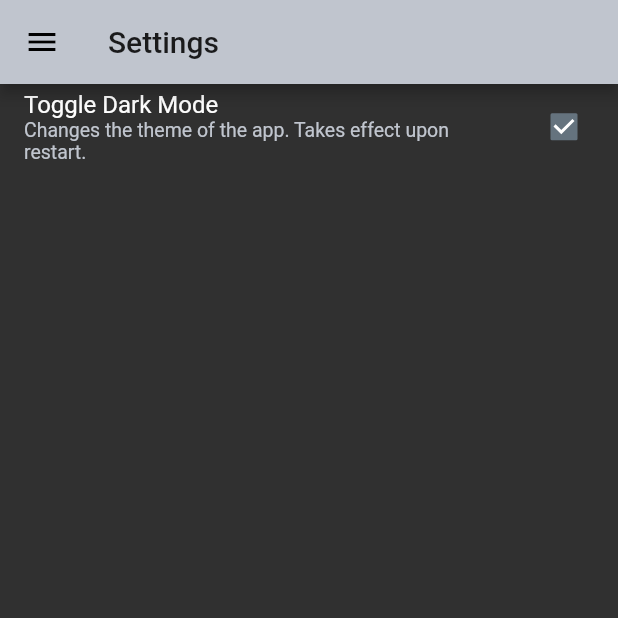
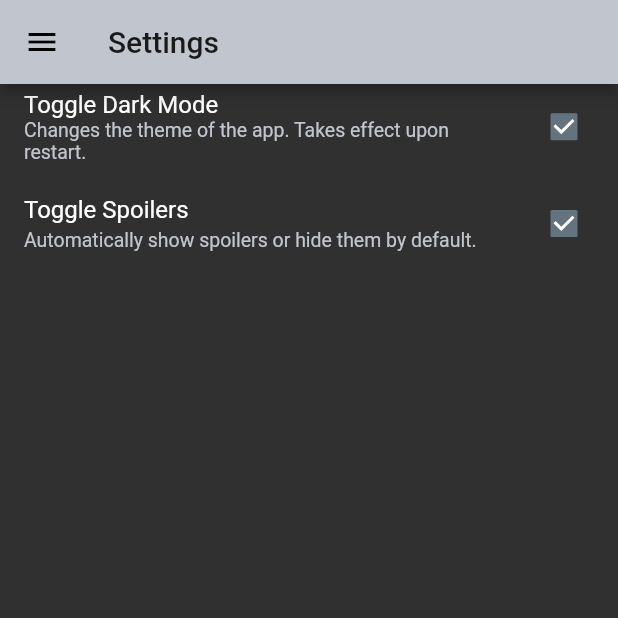
Before and after one commit to butteredwaffles/tropebrowser, a Flutter app: the SettingsScreen screen opened directly, on a phone screen of 412 x 824 dp, the top half of it. Run offline on Flutter 3.47's test engine with Material 2 defaults, Android fonts, the light colour scheme and no system bars; our stand-ins replace shared_preferences; missing offline and left inert: flutter_inappbrowser; accounts and stored records are empty; Roboto replaces fonts that are missing (Helvetica).

Commit message:
Add spoiler option in settings

```diff
--- a/lib/preferences.dart
+++ b/lib/preferences.dart
@@ -4,13 +4,12 @@ class TropePreferences {
   static SharedPreferences _prefs;
   static bool _testing = true;
   Map<String, dynamic> _defaults = {
-    "darkmodeEnabled": _testing ? true : false
+    "darkmodeEnabled": _testing ? true : false,
+    "showSpoilersEnabled": _testing ? true : false,
   };
 
   TropePreferences(SharedPreferences instance) {
     _prefs = instance;
-    print('got prefs');
-
     setDefaults();
   }
 
@@ -32,4 +31,12 @@ class TropePreferences {
   static set darkmodeEnabled(bool setting) {
     _prefs.setBool("darkmodeEnabled", setting).then((b) {});
   }
+
+  static bool get showSpoilersEnabled {
+    return _prefs.getBool("showSpoilersEnabled");
+  }
+
+  static set showSpoilersEnabled(bool setting) {
+    _prefs.setBool("showSpoilersEnabled", setting).then((_) {});
+  }
 }
--- a/lib/settingswidget.dart
+++ b/lib/settingswidget.dart
@@ -22,11 +22,20 @@ class _SettingsState extends State<SettingsScreen> {
             title: Text("Toggle Dark Mode"),
               value: TropePreferences.darkmodeEnabled,
               onChanged: (val) {
-                TropePreferences.darkmodeEnabled = val;
                 setState(() {
-
+                  TropePreferences.darkmodeEnabled = val;
                 });
-              })
+              }),
+          CheckboxListTile(
+            subtitle: Text("Automatically show spoilers or hide them by default."),
+            title: Text("Toggle Spoilers"),
+            value: TropePreferences.showSpoilersEnabled,
+            onChanged: (val) {
+              setState(() {
+                TropePreferences.showSpoilersEnabled = val;
+              });
+            }
+          )
         ],
       )
     );
--- a/lib/webview.dart
+++ b/lib/webview.dart
@@ -75,6 +75,9 @@ class TVTrope extends State<TVTropeWidget> {
     if (TropePreferences.darkmodeEnabled) {
       await controller.injectScriptCode('document.querySelector("#user-prefs").classList.add("night-vision")');
     }
+    if (TropePreferences.showSpoilersEnabled) {
+      await controller.injectScriptCode('document.querySelector("#user-prefs").classList.add("show-spoilers")');
+    }
   }
 
   @override
```
